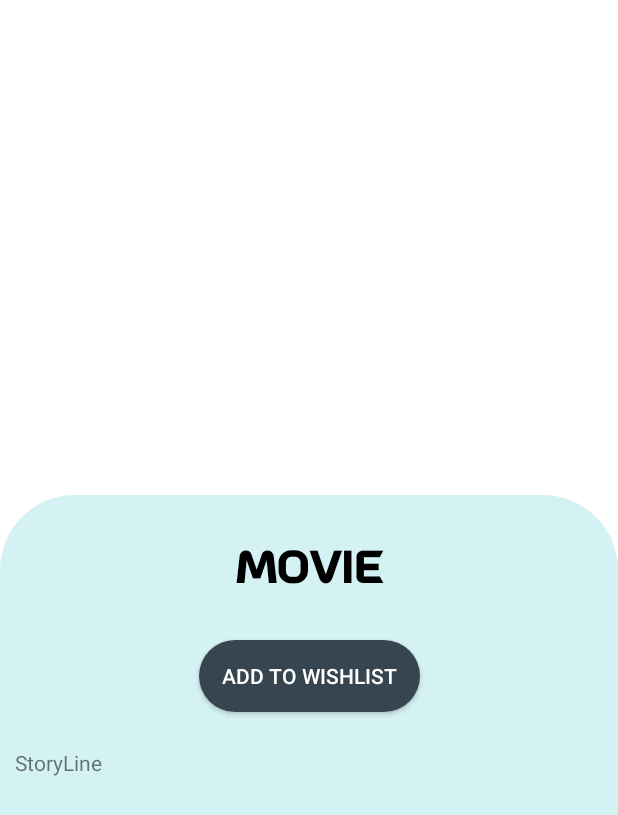
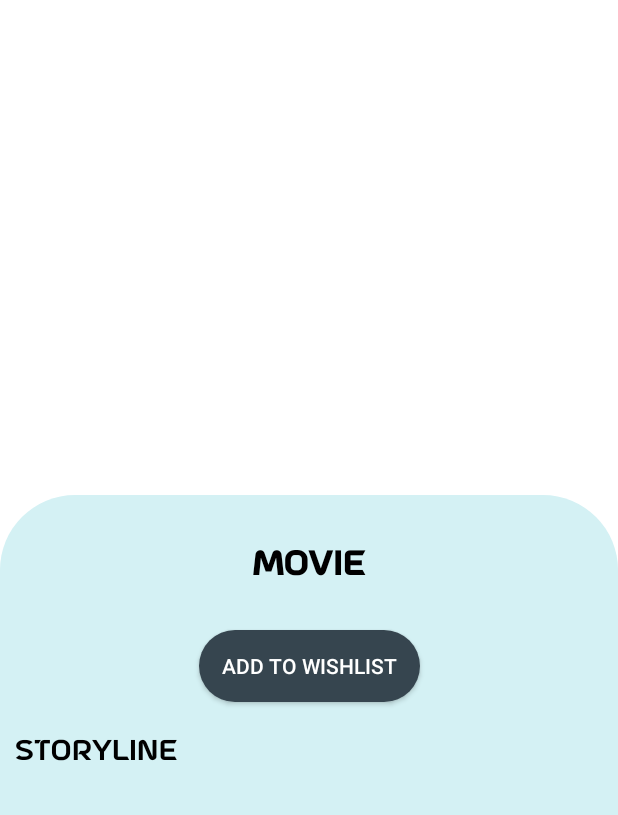
Before and after one commit to JayaneshB/GET-API-Implementation, an Android app: the layout fragment_movie_detail.xml on its own in the app's theme, with its tools: preview values and no code run, on a phone screen of 412 x 824 dp. Shown: the top 815 px of the screen. Run offline under Robolectric (Android 15) with nearby library versions, the phone set to English and light mode, and no system bars.

Commit message:
changes made in layout file

```diff
--- a/app/src/main/java/com/project/netprime/adapter/MovieAdapter.kt
+++ b/app/src/main/java/com/project/netprime/adapter/MovieAdapter.kt
@@ -56,7 +56,7 @@ class MovieAdapter(private val movies: List<Movie>,private val onClick : OnClick
                 movie.movie_overview, movie.original_title, movie.poster_path
             )
             val fragmentTransaction = activity.supportFragmentManager.beginTransaction()
-            fragmentTransaction.replace(R.id.movieFragment, fragment).addToBackStack(null).commit()
+            fragmentTransaction.add(R.id.main, fragment).addToBackStack(null).commit()
         }
     }
 
--- a/app/src/main/java/com/project/netprime/adapter/TvShowAdapter.kt
+++ b/app/src/main/java/com/project/netprime/adapter/TvShowAdapter.kt
@@ -52,7 +52,7 @@ RecyclerView.Adapter<TvShowAdapter.TvShowViewHolder>(){
                 tvShow.tvShow_overview,tvShow.tvshow_name,tvShow.tvShow_poster_path
             )
             val fragmentTransaction = activity.supportFragmentManager.beginTransaction()
-            fragmentTransaction.replace(R.id.fragment_tvShow,fragment).addToBackStack(null).commit()
+            fragmentTransaction.add(R.id.main,fragment).addToBackStack(null).commit()
 
         }
     }
--- a/app/src/main/res/layout/fragment_movie_detail.xml
+++ b/app/src/main/res/layout/fragment_movie_detail.xml
@@ -3,6 +3,7 @@
     xmlns:tools="http://schemas.android.com/tools"
     android:layout_width="match_parent"
     android:layout_height="match_parent"
+    android:background="@color/white"
     xmlns:app="http://schemas.android.com/apk/res-auto"
     tools:context=".fragments.MovieDetailFragment">
 
@@ -46,6 +47,9 @@
             android:layout_marginStart="10dp"
             android:layout_marginTop="24dp"
             android:text="@string/storyline"
+            android:textSize="18sp"
+            android:textColor="@color/black"
+            android:fontFamily="@font/font_astrospace"
             app:layout_constraintEnd_toEndOf="parent"
             app:layout_constraintHorizontal_bias="0.0"
             app:layout_constraintStart_toStartOf="parent"
@@ -57,7 +61,7 @@
             android:layout_height="wrap_content"
             android:layout_marginStart="24dp"
             android:layout_marginTop="32dp"
-            android:textSize="20sp"
+            android:textSize="18sp"
             app:layout_constraintBottom_toBottomOf="parent"
             app:layout_constraintEnd_toEndOf="parent"
             app:layout_constraintHorizontal_bias="0.0"
--- a/app/src/main/res/layout/fragment_tvshow_detail.xml
+++ b/app/src/main/res/layout/fragment_tvshow_detail.xml
@@ -3,6 +3,7 @@
     xmlns:tools="http://schemas.android.com/tools"
     android:layout_width="match_parent"
     android:layout_height="match_parent"
+    android:background="@color/white"
     xmlns:app="http://schemas.android.com/apk/res-auto"
     tools:context=".fragments.TvshowDetailFragment">
 
@@ -57,7 +58,7 @@
             android:layout_height="wrap_content"
             android:layout_marginStart="24dp"
             android:layout_marginTop="32dp"
-            android:textSize="20sp"
+            android:textSize="16sp"
             app:layout_constraintBottom_toBottomOf="parent"
             app:layout_constraintEnd_toEndOf="parent"
             app:layout_constraintHorizontal_bias="0.0"
--- a/app/src/main/res/values/styles.xml
+++ b/app/src/main/res/values/styles.xml
@@ -14,7 +14,7 @@
         <item name="android:layout_width">wrap_content</item>
         <item name="android:layout_height">wrap_content</item>
         <item name="android:textColor">@color/black</item>
-        <item name="android:textSize">28sp</item>
+        <item name="android:textSize">21sp</item>
         <item name="android:textStyle">bold</item>
         <item name="android:fontFamily">@font/font_astrospace</item>
         <item name="android:layout_marginTop">36dp</item>
```
Also changed, not shown: app/src/main/res/layout/activity_main.xml (+11 -1 lines).
